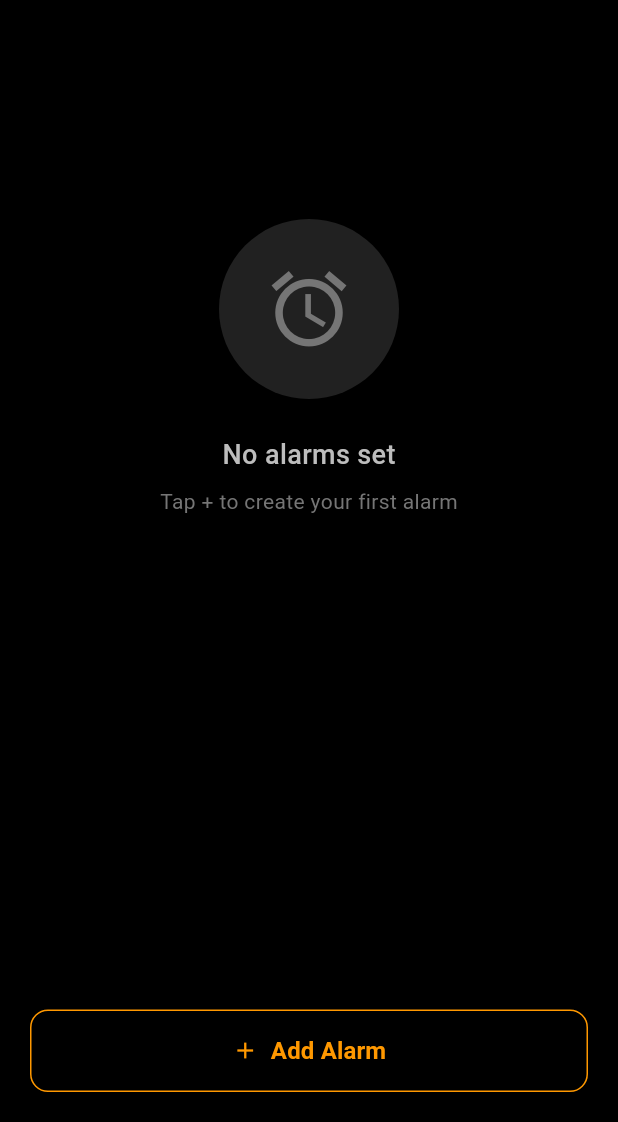
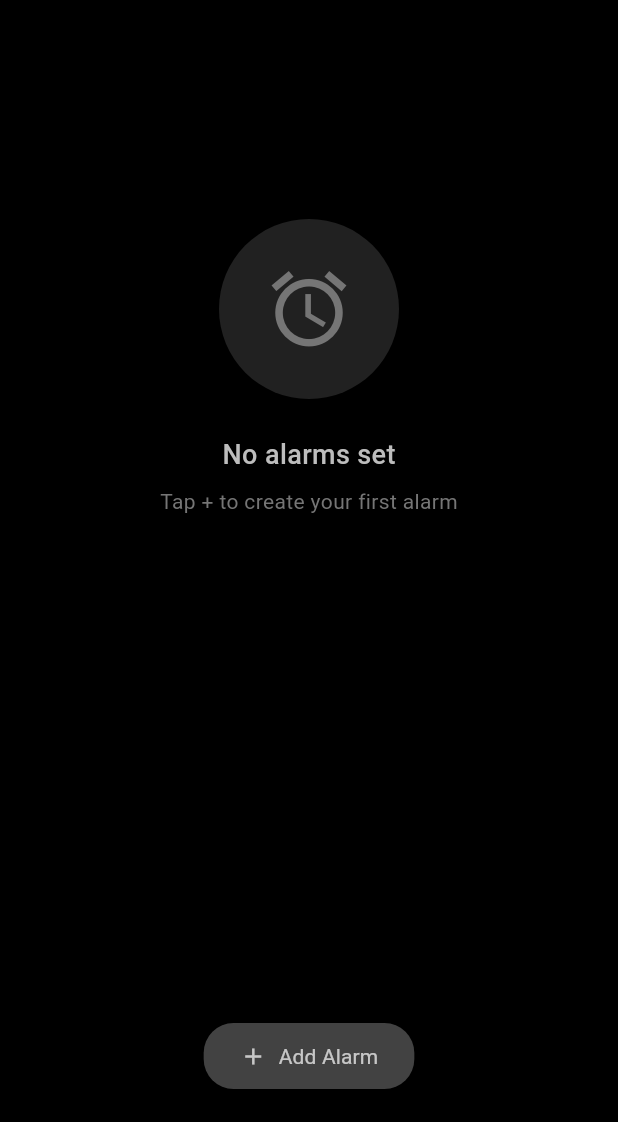
Before and after one commit to AlirezaHosseinkhani/Famz, a Flutter app: the AlarmsPage screen opened directly, on a phone screen of 412 x 824 dp, the part 114-1236 px from its top. Run offline on Flutter 3.47's test engine with Material 3 defaults, Android fonts, the light colour scheme and no system bars; our stand-ins replace audioplayers, camera, connectivity_plus, dartz, equatable, flutter_bloc and 10 more; missing offline and left inert: flutter_sound; accounts and stored records are empty.

Commit message:
Implement Alarms page UI

```diff
--- a/lib/presentation/pages/main/alarms/alarms_page.dart
+++ b/lib/presentation/pages/main/alarms/alarms_page.dart
@@ -34,6 +34,8 @@ class _AlarmsPageState extends State<AlarmsPage>
       backgroundColor: Colors.black,
       body: SafeArea(
         child: Column(
+          mainAxisAlignment: MainAxisAlignment.end,
+          crossAxisAlignment: CrossAxisAlignment.end,
           children: [
             _buildHeader(),
             Expanded(
@@ -174,9 +176,7 @@ class _AlarmsPageState extends State<AlarmsPage>
       itemCount: state.alarms.length,
       itemBuilder: (context, index) {
         final alarm = state.alarms[index];
-        return Container(
-          margin: const EdgeInsets.only(bottom: 12),
-          child: AlarmItemWidget(
+        return AlarmItemWidget(
           alarm: alarm,
           onToggle: (isActive) {
             context.read<AlarmBloc>().add(
@@ -198,7 +198,6 @@ class _AlarmsPageState extends State<AlarmsPage>
                   DeleteAlarmEvent(alarmId: alarm.id!),
                 );
           },
-          ),
         );
       },
     );
@@ -207,9 +206,7 @@ class _AlarmsPageState extends State<AlarmsPage>
   Widget _buildAddAlarmButton() {
     return Container(
       padding: const EdgeInsets.all(20),
-      child: Row(
-        children: [
-          Expanded(
+      child: Center(
         child: ElevatedButton(
           onPressed: () async {
             final result =
@@ -219,32 +216,30 @@ class _AlarmsPageState extends State<AlarmsPage>
             }
           },
           style: ElevatedButton.styleFrom(
-                backgroundColor: Colors.transparent,
-                foregroundColor: Colors.orange,
-                padding: const EdgeInsets.symmetric(vertical: 16),
+            backgroundColor: Colors.grey[800],
+            foregroundColor: Colors.white70,
+            padding: const EdgeInsets.symmetric(horizontal: 24, vertical: 12),
             shape: RoundedRectangleBorder(
-                  borderRadius: BorderRadius.circular(12),
-                  side: const BorderSide(color: Colors.orange),
+              borderRadius: BorderRadius.circular(20),
             ),
+            elevation: 0,
           ),
           child: const Row(
-                mainAxisAlignment: MainAxisAlignment.center,
+            mainAxisSize: MainAxisSize.min,
             children: [
-                  Icon(Icons.add, color: Colors.orange),
+              Icon(Icons.add, color: Colors.white70, size: 18),
               SizedBox(width: 8),
               Text(
                 'Add Alarm',
                 style: TextStyle(
-                      color: Colors.orange,
-                      fontSize: 16,
-                      fontWeight: FontWeight.w600,
+                  color: Colors.white70,
+                  fontSize: 14,
+                  fontWeight: FontWeight.w400,
                 ),
               ),
             ],
           ),
         ),
-          ),
-        ],
       ),
     );
   }
```
Also changed, not shown: lib/presentation/widgets/alarm/alarm_item_widget.dart (+76 -53 lines). Lines whose indentation alone changed are shown as unchanged.
